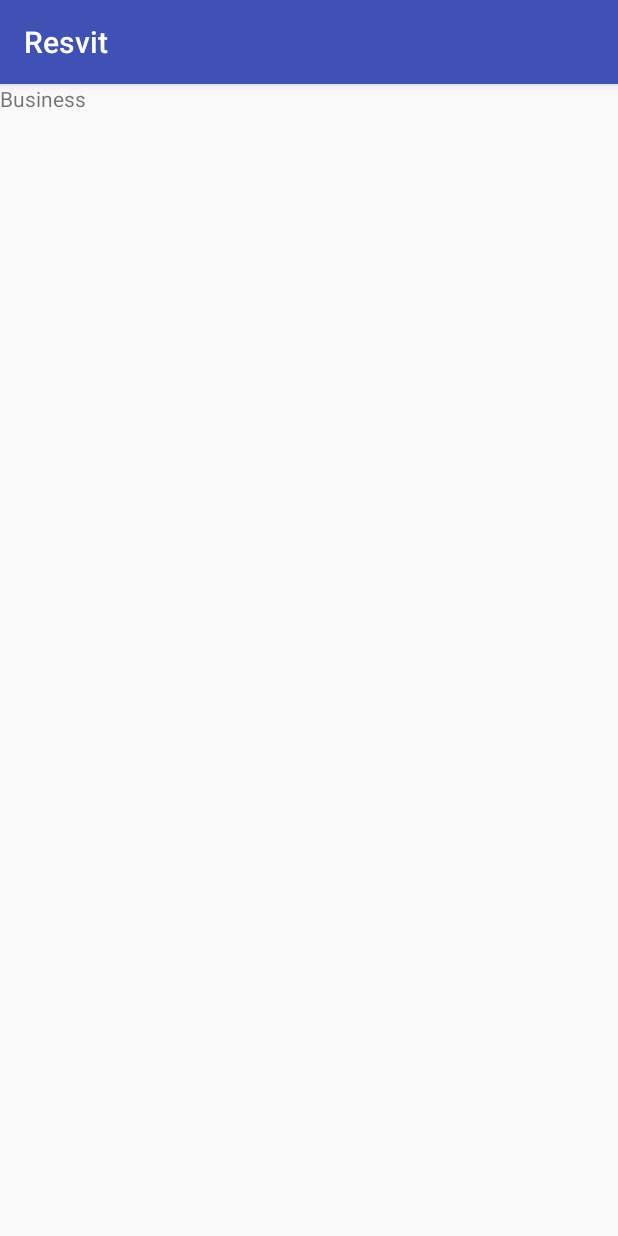
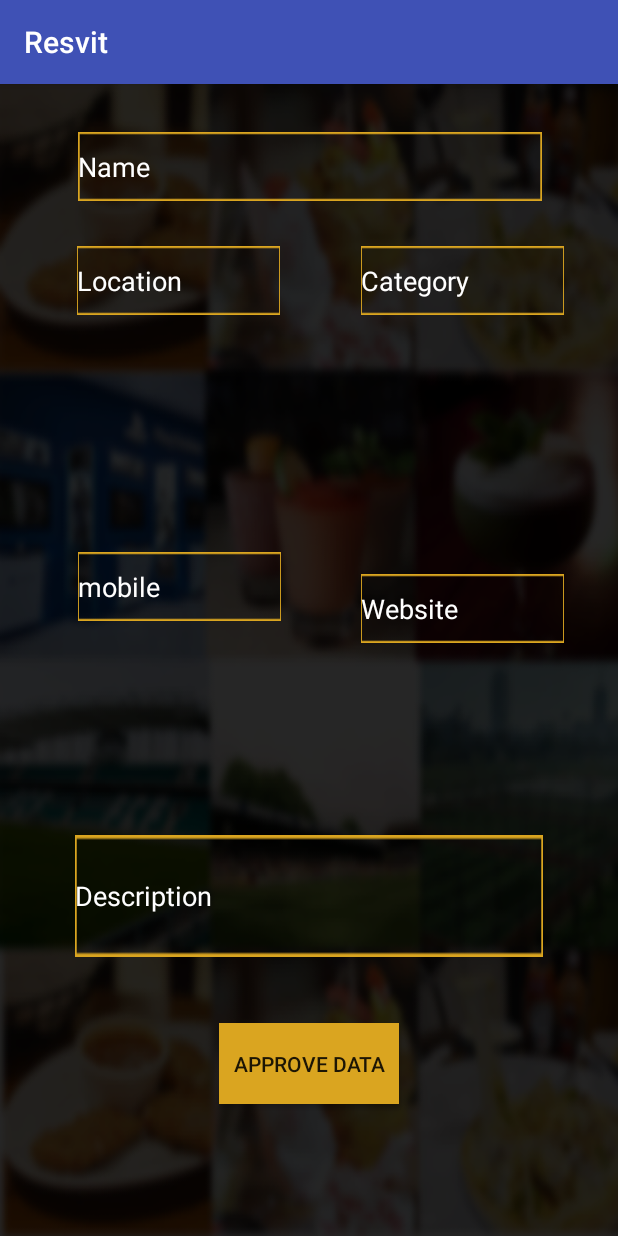
Before and after one commit to ahmad307/Resvit, an Android app: the BusinessActivity screen opened directly, with no data from a screen before it, on a phone screen of 412 x 824 dp. Run offline under Robolectric (Android 15) with nearby library versions, the phone set to English and light mode, and no system bars.

Commit message:
Busniss Activity

```diff
--- a/Resvit/app/build.gradle
+++ b/Resvit/app/build.gradle
@@ -28,4 +28,5 @@ dependencies {
     compile 'com.android.support.constraint:constraint-layout:1.0.2'
     compile 'com.google.android.gms:play-services-maps:11.0.4'
     testCompile 'junit:junit:4.12'
+    compile 'com.android.support:recyclerview-v7:25.3.1'
 }
--- a/Resvit/app/src/main/java/com/resvit/resvit/Business.java
+++ b/Resvit/app/src/main/java/com/resvit/resvit/Business.java
@@ -13,6 +13,7 @@ import android.os.Build;
 import android.support.v4.app.ActivityCompat;
 import android.support.v4.app.FragmentActivity;
 import android.os.Bundle;
+import android.support.v4.app.ListFragment;
 import android.util.Log;
 import android.widget.Toast;
 
@@ -33,23 +34,29 @@ import java.util.Map;
 
 public class Business {
     public static int TotalNumber = 0;
+    private static LinkedList<Business> allItems;
     private LinkedList<String> reviews;
     private String name;
-    private String cateogry;
+    private String category;
     private String about;
     private double rating;
-    private Location location;
+    private String location;
+    private String website;
+    private String number;
+    //private LinkedList<products> items;
 
     public Business(){
         TotalNumber++;
     }
 
-    public Business(String name, String cateogry, String about, double rating){
+    public Business(String name, String location, String number, String website, String about){
         this.name = name;
-        this.cateogry = cateogry;
+        this.location = location;
+        this.number = number;
+        this.website = website;
         this.about = about;
-        this.rating = rating;
         TotalNumber++;
+        allItems.add(this);
     }
 
     public void setReviews(String review){
@@ -68,12 +75,12 @@ public class Business {
         return  name;
     }
 
-    public void setCateogry(String cateogry){
-        this.cateogry = cateogry;
+    public void setCategory(String cateogry){
+        this.category = cateogry;
     }
 
-    public String getCateogry(){
-        return  cateogry;
+    public String getCategory(){
+        return  category;
     }
 
     public void setAbout(String about){
@@ -92,11 +99,23 @@ public class Business {
         return rating;
     }
 
-    public void setLocation(Location location){
+    public void setLocation(String location){
         this.location = location;
     }
 
-    public Location getLocation(){
+    public String getLocation(){
         return location;
     }
+
+    public void setWebsite(String website){this.website = website;}
+
+    public String getWebsite(){return website;}
+
+    public void setNumber(String number){this.number = number;}
+
+    public String getNumber(){return number;}
+
+    /*public void setItems(products product){items.add(product);}
+
+    public LinkedList<products> getItems(){return items;}*/
 }
--- a/Resvit/app/src/main/java/com/resvit/resvit/BusinessActivity.java
+++ b/Resvit/app/src/main/java/com/resvit/resvit/BusinessActivity.java
@@ -2,6 +2,8 @@ package com.resvit.resvit;
 
 import android.support.v7.app.AppCompatActivity;
 import android.os.Bundle;
+import android.view.View;
+import android.widget.EditText;
 
 public class BusinessActivity extends AppCompatActivity {
 
@@ -10,4 +12,12 @@ public class BusinessActivity extends AppCompatActivity {
         super.onCreate(savedInstanceState);
         setContentView(R.layout.activity_business);
     }
+
+    public void approveData(View view){
+        EditText name = (EditText) findViewById(R.id.name);
+        EditText location = (EditText) findViewById(R.id.location);
+        EditText mobile = (EditText) findViewById(R.id.number);
+        EditText website = (EditText) findViewById(R.id.website);
+        //Business currentItem = new Business(name.getText().toString());
+    }
 }
--- a/Resvit/app/src/main/res/layout/activity_business.xml
+++ b/Resvit/app/src/main/res/layout/activity_business.xml
@@ -4,13 +4,129 @@
     xmlns:tools="http://schemas.android.com/tools"
     android:layout_width="match_parent"
     android:layout_height="match_parent"
+    android:background="@drawable/login"
     tools:context="com.resvit.resvit.BusinessActivity">
 
-    <TextView
-        android:id="@+id/textView"
-        android:layout_width="wrap_content"
-        android:layout_height="wrap_content"
-        android:text="Business"
-        tools:layout_editor_absoluteX="139dp"
-        tools:layout_editor_absoluteY="149dp" />
+    <EditText
+        android:id="@+id/number"
+        android:layout_width="135dp"
+        android:layout_height="46dp"
+        android:layout_marginBottom="16dp"
+        android:layout_marginLeft="8dp"
+        android:layout_marginRight="8dp"
+        android:layout_marginTop="16dp"
+        android:background="@drawable/border"
+        android:ems="10"
+        android:hint="mobile"
+        android:textAlignment="viewStart"
+        android:textColor="@android:color/white"
+        android:textColorHint="@android:color/white"
+        app:layout_constraintBottom_toTopOf="@+id/description"
+        app:layout_constraintHorizontal_bias="0.491"
+        app:layout_constraintLeft_toLeftOf="parent"
+        app:layout_constraintRight_toLeftOf="@+id/website"
+        app:layout_constraintTop_toBottomOf="@+id/location"
+        app:layout_constraintVertical_bias="0.529" />
+
+    <EditText
+        android:id="@+id/website"
+        android:layout_width="135dp"
+        android:layout_height="46dp"
+        android:layout_marginBottom="16dp"
+        android:layout_marginRight="36dp"
+        android:layout_marginTop="16dp"
+        android:background="@drawable/border"
+        android:ems="10"
+        android:hint="Website"
+        android:textAlignment="viewStart"
+        android:textColor="@android:color/white"
+        android:textColorHint="@android:color/white"
+        app:layout_constraintBottom_toTopOf="@+id/description"
+        app:layout_constraintRight_toRightOf="parent"
+        app:layout_constraintTop_toBottomOf="@+id/category"
+        app:layout_constraintVertical_bias="0.583" />
+
+    <EditText
+        android:id="@+id/location"
+        android:layout_width="135dp"
+        android:layout_height="46dp"
+        android:layout_marginLeft="8dp"
+        android:layout_marginRight="8dp"
+        android:layout_marginTop="30dp"
+        android:background="@drawable/border"
+        android:ems="10"
+        android:hint="Location"
+        android:textAlignment="viewStart"
+        android:textColor="@android:color/white"
+        android:textColorHint="@android:color/white"
+        app:layout_constraintHorizontal_bias="0.483"
+        app:layout_constraintLeft_toLeftOf="parent"
+        app:layout_constraintRight_toLeftOf="@+id/category"
+        app:layout_constraintTop_toBottomOf="@+id/name" />
+
+    <EditText
+        android:id="@+id/category"
+        android:layout_width="135dp"
+        android:layout_height="46dp"
+        android:layout_marginRight="36dp"
+        android:layout_marginTop="30dp"
+        android:background="@drawable/border"
+        android:ems="10"
+        android:hint="Category"
+        android:textAlignment="viewStart"
+        android:textColor="@android:color/white"
+        android:textColorHint="@android:color/white"
+        app:layout_constraintRight_toRightOf="parent"
+        app:layout_constraintTop_toBottomOf="@+id/name" />
+
+    <EditText
+        android:id="@+id/name"
+        android:layout_width="309dp"
+        android:layout_height="46dp"
+        android:background="@drawable/border"
+        android:ems="10"
+        android:hint="Name"
+        android:inputType="textPersonName"
+        android:textAlignment="viewStart"
+        android:textColor="@android:color/white"
+        android:textColorHint="@android:color/white"
+        app:layout_constraintTop_toTopOf="parent"
+        android:layout_marginTop="32dp"
+        android:layout_marginRight="8dp"
+        app:layout_constraintRight_toRightOf="parent"
+        android:layout_marginLeft="8dp"
+        app:layout_constraintLeft_toLeftOf="parent"
+        app:layout_constraintHorizontal_bias="0.508" />
+
+    <EditText
+        android:id="@+id/description"
+        android:layout_width="312dp"
+        android:layout_height="81dp"
+        android:background="@drawable/border"
+        android:ems="10"
+        android:hint="Description"
+        android:inputType="textMultiLine"
+        android:textAlignment="viewStart"
+        android:textColor="@android:color/white"
+        android:textColorHint="@android:color/white"
+        android:layout_marginBottom="44dp"
+        app:layout_constraintBottom_toTopOf="@+id/button2"
+        android:layout_marginRight="8dp"
+        app:layout_constraintRight_toRightOf="parent"
+        android:layout_marginLeft="8dp"
+        app:layout_constraintLeft_toLeftOf="parent" />
+
+    <Button
+        android:id="@+id/button2"
+        android:layout_width="120dp"
+        android:layout_height="54dp"
+        android:text="approve data"
+        android:background="@color/colorcustomyellow"
+        app:layout_constraintBottom_toBottomOf="parent"
+        android:layout_marginBottom="88dp"
+        android:layout_marginLeft="8dp"
+        app:layout_constraintLeft_toLeftOf="parent"
+        android:layout_marginRight="8dp"
+        app:layout_constraintRight_toRightOf="parent" />
+
 </android.support.constraint.ConstraintLayout>
--- a/Resvit/app/src/main/res/values/colors.xml
+++ b/Resvit/app/src/main/res/values/colors.xml
@@ -3,4 +3,5 @@
     <color name="colorPrimary">#3F51B5</color>
     <color name="colorPrimaryDark">#303F9F</color>
     <color name="colorAccent">#FF4081</color>
+    <color name="colorcustomyellow">#daa520</color>
 </resources>
```
Also changed, not shown: Resvit/app/src/main/res/drawable/border.png (added).
